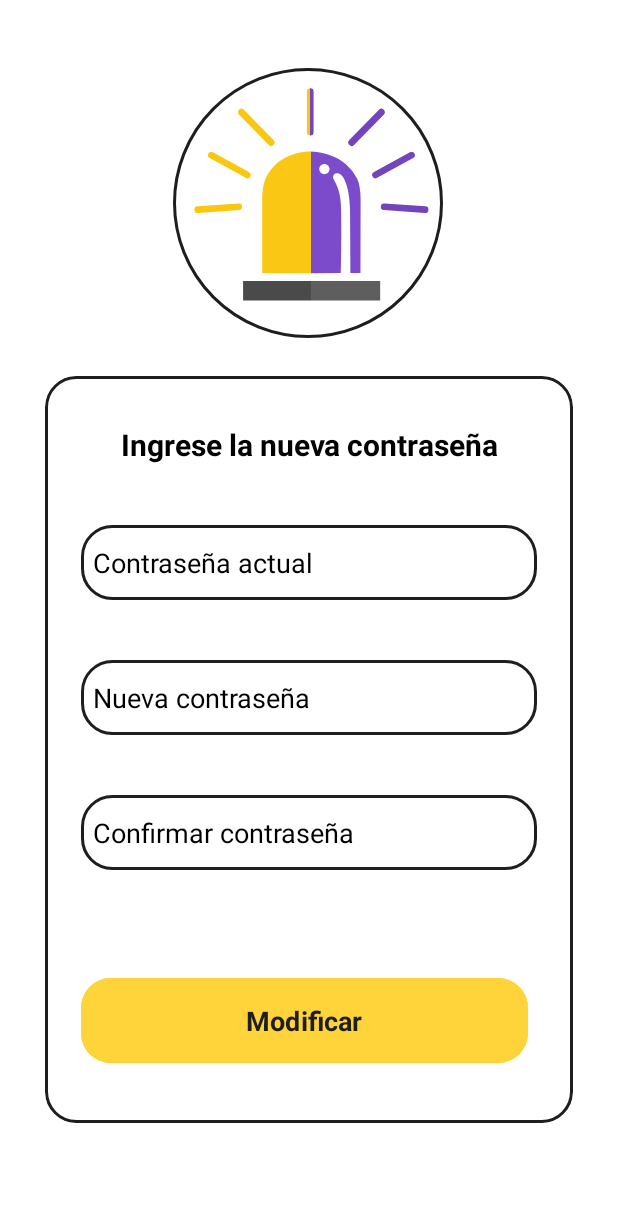
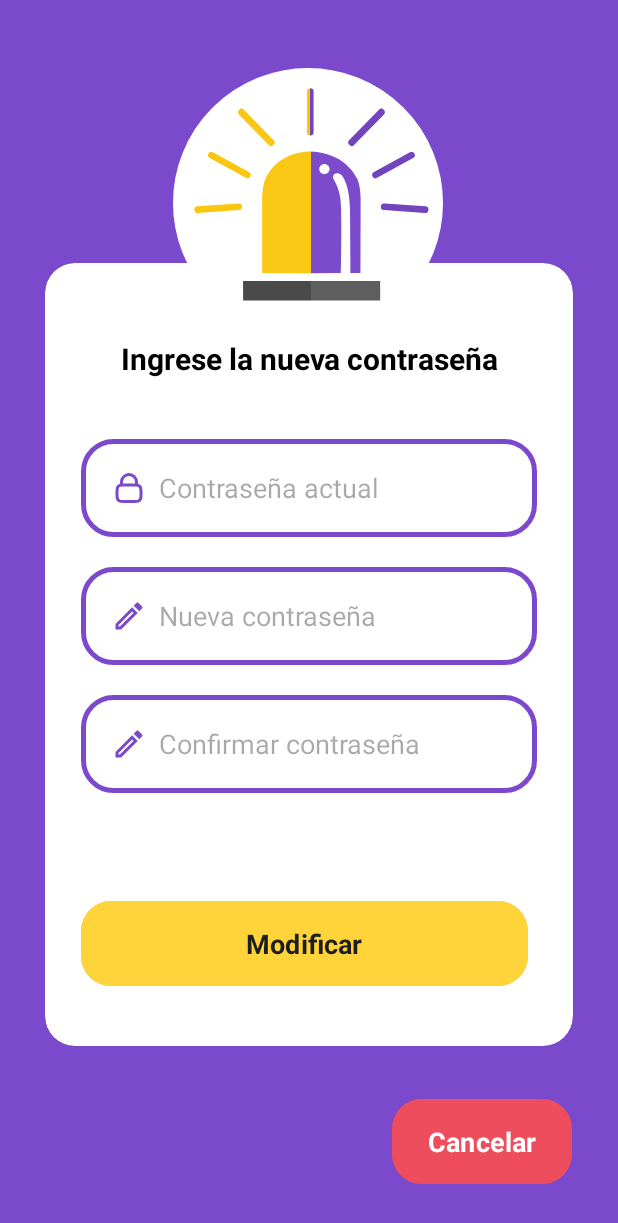
Before and after one commit to TWulfZ/ecualert, an Android app: the ActivityEditarContrasena screen opened directly, with no data from a screen before it, on a phone screen of 412 x 824 dp. Shown: the top 1223 px of the screen. Run offline under Robolectric (Android 15) with nearby library versions, the phone set to English and light mode, and no system bars; our stand-ins replace Firebase (no records; nobody signed in at launch, a user with empty details on screens opened directly).

Commit message:
Edicion de contraseña y rediseño

```diff
--- a/app/src/main/java/com/twulfz/ecualert/Activity_inicio_sesion.java
+++ b/app/src/main/java/com/twulfz/ecualert/Activity_inicio_sesion.java
@@ -76,6 +76,7 @@ public class Activity_inicio_sesion extends AppCompatActivity {
                 finish();
             }
         });
+
     }
 
     private void LoginUser(String email, String password) {
--- a/app/src/main/java/com/twulfz/ecualert/MainActivity.java
+++ b/app/src/main/java/com/twulfz/ecualert/MainActivity.java
@@ -2,6 +2,7 @@ package com.twulfz.ecualert;
 
 import android.content.Intent;
 import android.os.Bundle;
+import android.util.Log;
 import android.view.MenuItem;
 import android.widget.Toast;
 
@@ -91,7 +92,7 @@ public class MainActivity extends AppCompatActivity {
 
                 @Override
                 public void onFailure(Exception e) {
-                    Toast.makeText(MainActivity.this, "Por favor, inicia sesion. Error: " + e.getMessage(), Toast.LENGTH_SHORT).show();
+                    Toast.makeText(MainActivity.this, "La sesion ha expirado, inicia sesion. Error: " + e.getMessage(), Toast.LENGTH_SHORT).show();
                     Intent intent = new Intent(MainActivity.this, Activity_inicio_sesion.class);
                     startActivity(intent);
                     finish();
--- a/app/src/main/java/com/twulfz/ecualert/database/AuthManager.java
+++ b/app/src/main/java/com/twulfz/ecualert/database/AuthManager.java
@@ -33,7 +33,6 @@ public class AuthManager {
                 });
     }
 
-
     public void updateUserProfile(FirebaseUser user,String username, String urlPicture) {
         if (user != null) {
             UserProfileChangeRequest profileUpdates = new UserProfileChangeRequest.Builder()
--- a/app/src/main/java/com/twulfz/ecualert/fragments/MapFragment.java
+++ b/app/src/main/java/com/twulfz/ecualert/fragments/MapFragment.java
@@ -49,7 +49,6 @@ public class MapFragment extends Fragment implements OnMapReadyCallback, GoogleM
 
     @Override
     public void onMapReady(@NonNull GoogleMap googleMap) {
-
         mMap = googleMap;
         this.mMap.setOnMapClickListener(this);
         this.mMap.setOnMapLongClickListener(this);
--- a/app/src/main/java/com/twulfz/ecualert/sesion/SesionManager.java
+++ b/app/src/main/java/com/twulfz/ecualert/sesion/SesionManager.java
@@ -25,6 +25,12 @@ public class SesionManager {
         editor.apply();
     }
 
+    public void editPassword(String password) {
+        SharedPreferences.Editor editor = sharedPreferences.edit();
+        editor.putString("password", password);
+        editor.apply();
+    }
+
     public String getEmail() {
         return sharedPreferences.getString(EMAIL, "");
     }
--- a/app/src/main/res/layout/activity_editar_contrasena.xml
+++ b/app/src/main/res/layout/activity_editar_contrasena.xml
@@ -6,14 +6,14 @@
     android:layout_width="match_parent"
     android:layout_height="match_parent"
     tools:context=".ActivityEditarContrasena"
-    android:background="@color/white">
+    android:background="@color/primary_color">
 
 
     <ImageView
         android:id="@+id/imageView"
         android:layout_width="180dp"
         android:layout_height="180dp"
-        android:background="@drawable/circle_white_border"
+        android:background="@drawable/circle_white"
         android:src="@drawable/logo"
         app:layout_constraintEnd_toEndOf="parent"
         app:layout_constraintHorizontal_bias="0.497"
@@ -27,7 +27,7 @@
         android:layout_width="match_parent"
         android:layout_height="wrap_content"
         android:layout_marginHorizontal="30dp"
-        android:layout_marginTop="25dp"
+        android:layout_marginTop="-50dp"
         app:cardCornerRadius="20dp"
         app:layout_constraintTop_toBottomOf="@+id/imageView">
 
@@ -37,67 +37,59 @@
             android:layout_height="wrap_content"
             android:layout_gravity="center_horizontal"
             android:orientation="vertical"
-            android:background="@drawable/border_black"
-            android:paddingTop="32dp"
+            android:paddingTop="50dp"
             android:paddingHorizontal="24dp">
 
 
             <TextView
                 android:id="@+id/textView"
+                style="@style/EditText"
                 android:layout_width="match_parent"
                 android:layout_height="wrap_content"
                 android:text="Ingrese la nueva contraseña"
                 android:textAlignment="center"
                 android:textColor="@color/black"
-                style="@style/EditText"
-
                 android:textSize="20dp"
-                android:textStyle="bold"
-                />
+                android:textStyle="bold" />
 
             <EditText
-                android:id="@+id/Edit_contra_Actual"
-                android:layout_width="match_parent"
-                android:layout_height="50dp"
-                style="@style/EditText"
-                android:layout_marginTop="40dp"
-                android:background="@drawable/border_black"
-                android:drawablePadding="8dp"
-                android:inputType="textPassword"
-                android:textColorHint="@color/black"
-                android:hint="Contraseña actual"
-                android:padding="8dp"
-                android:textColor="@color/black"
-                />
+            android:id="@+id/txt_password"
+            android:layout_width="match_parent"
+            android:layout_height="65dp"
+            android:layout_marginTop="40dp"
+            android:background="@drawable/custom_edittext"
+            android:drawableLeft="@drawable/ic_baseline_lock_24"
+            android:drawablePadding="8dp"
+            android:hint="Contraseña actual"
+            android:inputType="textPassword"
+            android:padding="20dp"
+            android:textColor="@color/black" />
 
             <EditText
-                android:id="@+id/Edit_nue_Contra"
+                android:id="@+id/txt_new_password"
                 android:layout_width="match_parent"
-                android:layout_height="50dp"
-                android:layout_marginTop="40dp"
-                android:background="@drawable/border_black"
+                android:layout_height="65dp"
+                android:layout_marginTop="20dp"
+                android:background="@drawable/custom_edittext"
+                android:drawableLeft="@drawable/outline_edit_24"
                 android:drawablePadding="8dp"
-                style="@style/EditText"
+                android:hint="Nueva contraseña"
                 android:inputType="textPassword"
-                android:textColorHint="@color/black"
-                android:hint="Nueva contraseña"
-                android:padding="8dp"
-                android:textColor="@color/black"
-                android:textColorHighlight="@color/cardview_dark_background" />
+                android:padding="20dp"
+                android:textColor="@color/black" />
+
             <EditText
-                android:id="@+id/Edit_conf_Contra"
+                android:id="@+id/txt_new_password_confirm"
                 android:layout_width="match_parent"
-                android:layout_height="50dp"
-                android:layout_marginTop="40dp"
-                android:background="@drawable/border_black"
+                android:layout_height="65dp"
+                android:layout_marginTop="20dp"
+                android:background="@drawable/custom_edittext"
+                android:drawableLeft="@drawable/outline_edit_24"
                 android:drawablePadding="8dp"
                 android:hint="Confirmar contraseña"
                 android:inputType="textPassword"
-                android:textColorHint="@color/black"
-                android:padding="8dp"
-                style="@style/EditText"
-                android:textColor="@color/black"
-                android:textColorHighlight="@color/cardview_dark_background" />
+                android:padding="20dp"
+                android:textColor="@color/black" />
 
             <LinearLayout
                 android:layout_width="match_parent"
@@ -123,15 +115,32 @@
                     android:textColor="@color/font_color"
                     android:textSize="18sp"
                     app:cornerRadius="20dp"
+                    />
+            </LinearLayout>
+        </LinearLayout>
 
-                    />
+    </androidx.cardview.widget.CardView>
 
+    <Button
+        android:id="@+id/btn_cancel"
+        style="@style/EditText"
+        android:layout_width="120dp"
+        android:layout_height="wrap_content"
+        android:layout_weight="1"
+        android:backgroundTint="@color/warning_color"
+        android:gravity="center"
+        android:padding="16dp"
+        android:text="Cancelar"
+        android:textColor="@color/fontAlt_color"
+        android:textSize="18sp"
+        android:textStyle="bold"
+        app:cornerRadius="20dp"
 
-            </LinearLayout>
-
-
-        </LinearLayout>
-    </androidx.cardview.widget.CardView>
+        app:layout_constraintBottom_toBottomOf="parent"
+        app:layout_constraintEnd_toEndOf="parent"
+        app:layout_constraintHorizontal_bias="0.896"
+        app:layout_constraintStart_toStartOf="parent"
+        app:layout_constraintTop_toBottomOf="@+id/cardView" />
 
 
 </androidx.constraintlayout.widget.ConstraintLayout>
```
Also changed, not shown: app/src/main/java/com/twulfz/ecualert/ActivityEditarContrasena.java (+70 -0 lines).
